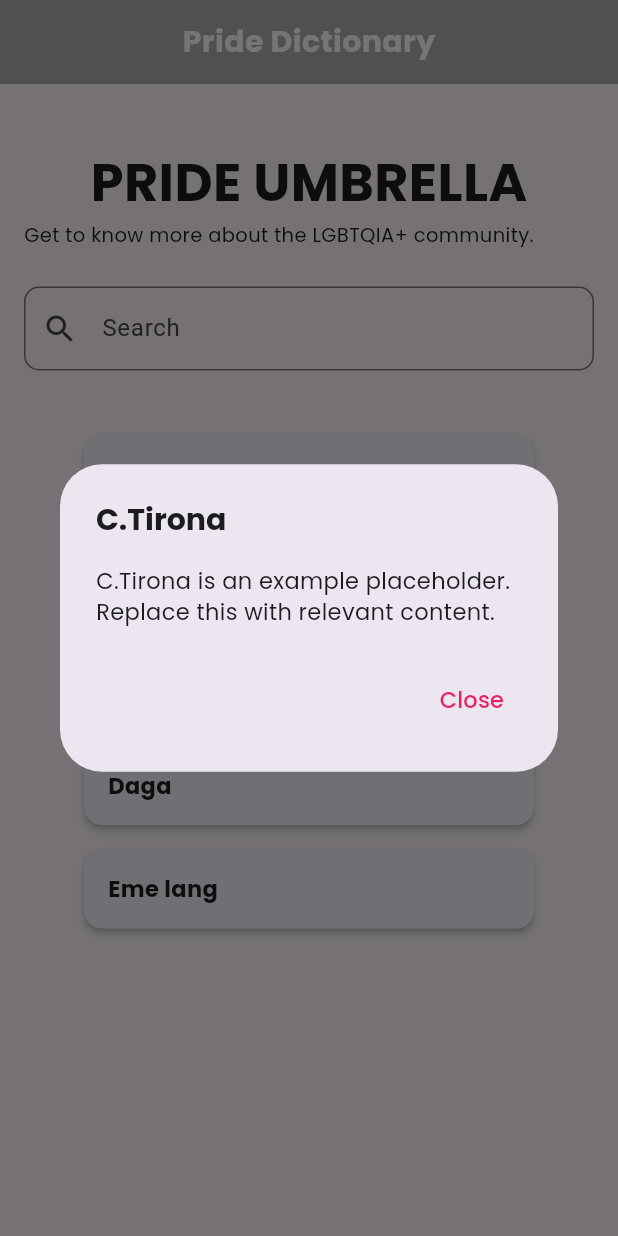
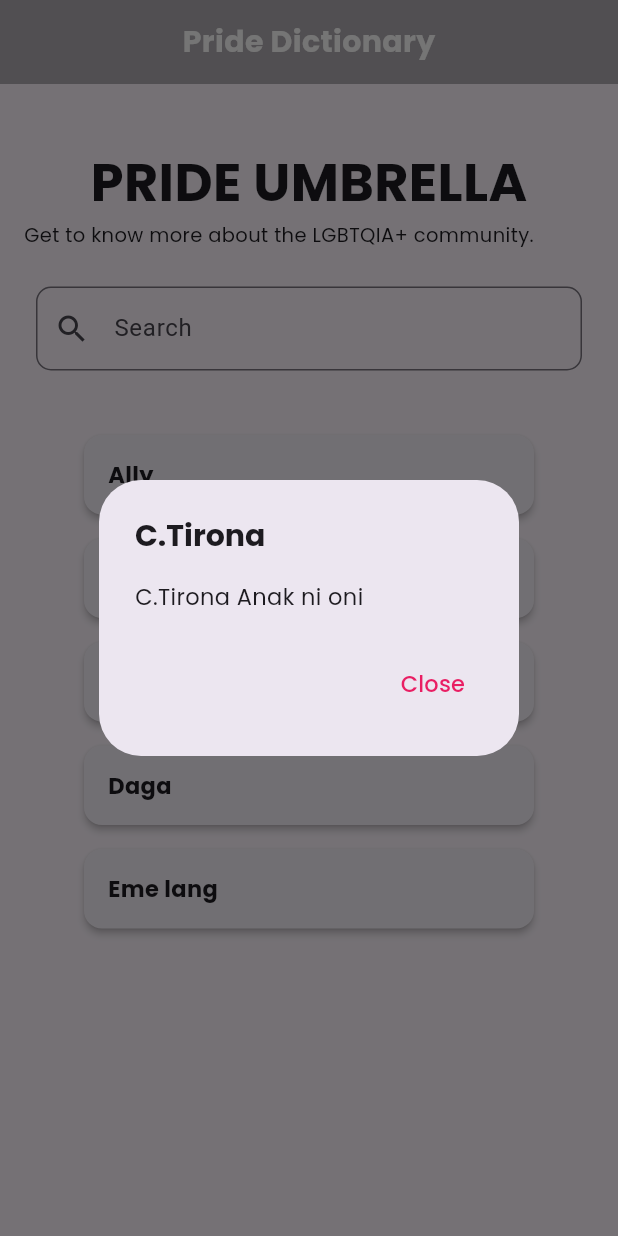
Before and after one commit to Olowap/LGBTQ-Hub, a Flutter app: the Dictionary screen opened directly, after a tap on "C.Tirona", on a phone screen of 412 x 824 dp. Run offline on Flutter 3.47's test engine with Material 3 defaults, Android fonts, the phone set to English and light mode, and no system bars; our stand-ins replace google_fonts.

Commit message:
info applied

```diff
--- a/app/lib/Dictionary.dart
+++ b/app/lib/Dictionary.dart
@@ -22,11 +22,7 @@ class _DictionaryState extends State<Dictionary> {
       'content':
           'Bayot is a Filipino term often used to refer to a gay man. It can be both empowering and derogatory, depending on the context.'
     },
-    {
-      'title': 'C.Tirona',
-      'content':
-          'C.Tirona is an example placeholder. Replace this with relevant content.'
-    },
+    {'title': 'C.Tirona', 'content': 'C.Tirona Anak ni oni'},
     {
       'title': 'Daga',
       'content':
@@ -99,7 +95,9 @@ class _DictionaryState extends State<Dictionary> {
               ),
             ),
             const SizedBox(height: 25),
-            TextField(
+            Padding(
+              padding: const EdgeInsets.symmetric(horizontal: 8.0),
+              child: TextField(
                 controller: _searchController,
                 decoration: InputDecoration(
                   labelText: 'Search',
@@ -114,6 +112,7 @@ class _DictionaryState extends State<Dictionary> {
                     _updateSuggestions();
                   });
                 },
+              ),
             ),
             const SizedBox(height: 35),
             ..._buildFilteredDictionaryCards(),
```
Lines whose indentation alone changed are shown as unchanged.
